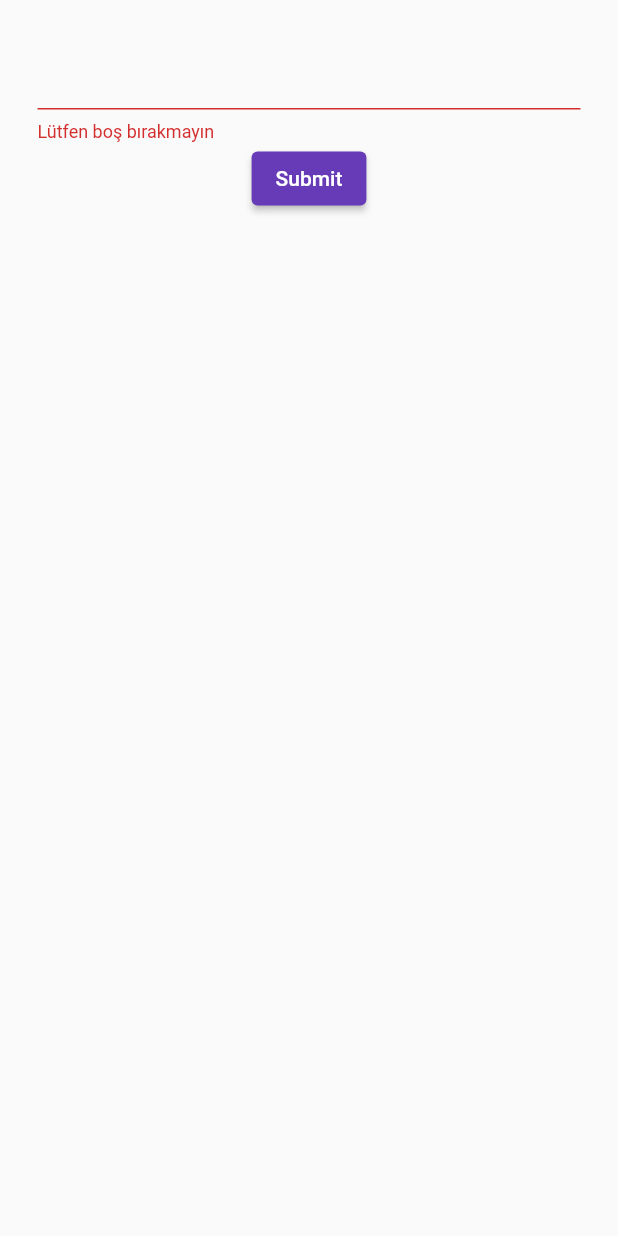
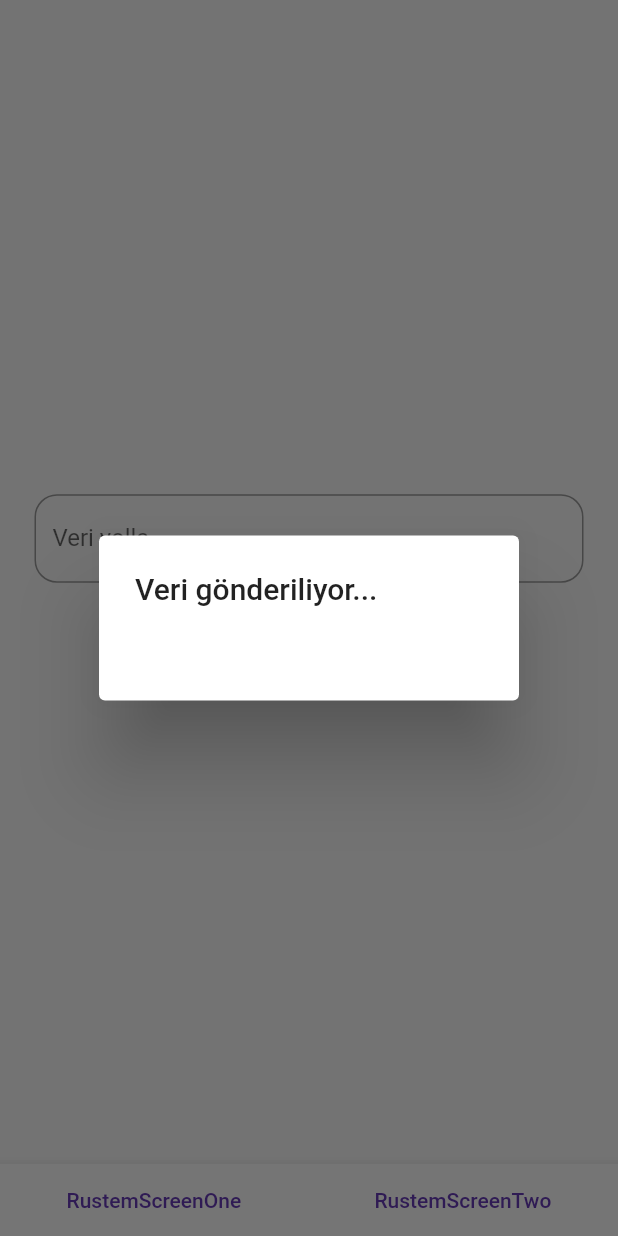
Before and after one commit to hasancavdar61/flutter_examples, a Flutter app: the SubScreenOne screen opened by its route, after a tap on "Submit", on a phone screen of 412 x 824 dp. Run offline on Flutter 3.47's test engine with Material 2 defaults, Android fonts, the phone set to English and light mode, and no system bars; our stand-ins replace delayed_display, get, google_fonts; network calls fail.

Commit message:
added new features, i will back after match end.

```diff
--- a/sociaworld/lib/main.dart
+++ b/sociaworld/lib/main.dart
@@ -9,6 +9,8 @@ import 'package:sociaworld/health_page.dart';
 import 'package:sociaworld/screens/splash/splash_variant_one/body.dart';
 import 'package:sociaworld/screens/splash/splash_variant_one/splash_screen.dart';
 import 'package:sociaworld/screens/splash/splash_variant_two/body.dart';
+import 'package:sociaworld/screens/sub_screens/sub_screen_one/sub_rustem_one/sub_rustem_one.dart';
+import 'package:sociaworld/screens/sub_screens/sub_screen_one/sub_rustem_one/sub_rustem_one_sec.dart';
 import 'package:sociaworld/screens/sub_screens/sub_screen_one/sub_screen_one.dart';
 import 'package:sociaworld/screens/sub_screens/sub_screen_three/sub_screen_three.dart';
 import 'package:sociaworld/screens/sub_screens/sub_screen_two/sub_screen_two.dart';
@@ -38,6 +40,8 @@ class MyApp extends StatelessWidget {
         GetPage(name: '/SubScreenOne', page: () => SubScreenOne()),
         GetPage(name: '/SubScreenTwo', page: () => SubScreenTwo()),
         GetPage(name: '/SubScreenThree', page: () => SubScreenThree()),
+        GetPage(name: '/RustemScreenOne', page: () => RustemScreenOne()),
+        GetPage(name: '/RustemScreenTwo', page: () => RustemScreenTwo()),
       ],
 
       // L10N
--- a/sociaworld/lib/screens/sub_screens/sub_screen_one/sub_rustem_one/sub_rustem_one.dart
+++ b/sociaworld/lib/screens/sub_screens/sub_screen_one/sub_rustem_one/sub_rustem_one.dart
@@ -0,0 +1,12 @@
+import 'package:flutter/material.dart';
+
+class RustemScreenOne extends StatelessWidget {
+  const RustemScreenOne({Key? key}) : super(key: key);
+
+  @override
+  Widget build(BuildContext context) {
+    return const Center(
+      child: Text('RüstemScreenOne'),
+    );
+  }
+}
--- /dev/null
+++ b/sociaworld/lib/screens/sub_screens/sub_screen_one/sub_rustem_one/sub_rustem_one_sec.dart
@@ -0,0 +1,12 @@
+import 'package:flutter/material.dart';
+
+class RustemScreenTwo extends StatelessWidget {
+  const RustemScreenTwo({Key? key}) : super(key: key);
+
+  @override
+  Widget build(BuildContext context) {
+    return const Center(
+      child: Text('RüstemScreenTwo'),
+    );
+  }
+}
--- a/sociaworld/lib/screens/sub_screens/sub_screen_one/sub_screen_one.dart
+++ b/sociaworld/lib/screens/sub_screens/sub_screen_one/sub_screen_one.dart
@@ -1,53 +1,36 @@
 import 'package:flutter/material.dart';
 import 'package:get/get.dart';
+import 'package:sociaworld/widgets/sub_screen_widget.dart';
 
 class SubScreenOne extends StatefulWidget {
-  SubScreenOne({
+  const SubScreenOne({
     Key? key,
   }) : super(key: key);
 
   @override
   State<SubScreenOne> createState() => _SubScreenOneState();
-  final myController = TextEditingController();
 }
 
 class _SubScreenOneState extends State<SubScreenOne> {
-  final _formKey = GlobalKey<FormState>();
-
   @override
   Widget build(BuildContext context) {
-    return Material(
-      child: Container(
-        margin: const EdgeInsets.all(25.0),
-        alignment: Alignment.center,
-        child: Column(
-          children: [
-            Form(
-              key: _formKey,
-              child: Column(
-                children: [
-                  TextFormField(
-                    controller: widget.myController,
-                    validator: (value) {
-                      if (value == null || value.isEmpty) {
-                        return 'Lütfen boş bırakmayın';
-                      }
-                      return null;
-                    },
-                  ),
-                  ElevatedButton(
-                    child: const Text('Submit'),
-                    onPressed: () => _formKey.currentState!.validate()
-                        ? Get.offAllNamed('/',
-                            arguments: widget.myController.text)
-                        : const Text('cavdar'),
-                  ),
-                ],
+    return Scaffold(
+        bottomNavigationBar: BottomAppBar(
+          elevation: 6,
+          child: Row(
+            mainAxisAlignment: MainAxisAlignment.spaceAround,
+            children: [
+              TextButton(
+                onPressed: () => Get.toNamed('/RustemScreenOne'),
+                child: const Text('RustemScreenOne'),
               ),
-            ),
-          ],
+              TextButton(
+                onPressed: () => Get.toNamed('/RustemScreenTwo'),
+                child: const Text('RustemScreenTwo'),
+              ),
+            ],
+          ),
         ),
-      ),
-    );
+        body: SubScreenOneWidget());
   }
 }
--- a/sociaworld/lib/screens/sub_screens/sub_screen_three/sub_screen_three.dart
+++ b/sociaworld/lib/screens/sub_screens/sub_screen_three/sub_screen_three.dart
@@ -1,4 +1,6 @@
 import 'package:flutter/material.dart';
+import 'package:get/get.dart';
+import 'package:sociaworld/widgets/sub_screen_widget.dart';
 
 
 class SubScreenThree extends StatelessWidget {
@@ -6,8 +8,23 @@ class SubScreenThree extends StatelessWidget {
 
   @override
   Widget build(BuildContext context) {
-    return Container(
-
-    );
+    return Scaffold(
+        bottomNavigationBar: BottomAppBar(
+          elevation: 6,
+          child: Row(
+            mainAxisAlignment: MainAxisAlignment.spaceAround,
+            children: [
+              TextButton(
+                onPressed: () => Get.toNamed('/RustemScreenOne'),
+                child: const Text('RustemScreenOne'),
+              ),
+              TextButton(
+                onPressed: () => Get.toNamed('/RustemScreenTwo'),
+                child: const Text('RustemScreenTwo'),
+              ),
+            ],
+          ),
+        ),
+        body: SubScreenOneWidget());
   }
 }
--- a/sociaworld/lib/screens/sub_screens/sub_screen_two/sub_screen_two.dart
+++ b/sociaworld/lib/screens/sub_screens/sub_screen_two/sub_screen_two.dart
@@ -1,13 +1,29 @@
 import 'package:flutter/material.dart';
-
+import 'package:get/get.dart';
+import 'package:sociaworld/widgets/sub_screen_widget.dart';
 
 class SubScreenTwo extends StatelessWidget {
-  const SubScreenTwo({ Key? key }) : super(key: key);
+  const SubScreenTwo({Key? key}) : super(key: key);
 
   @override
   Widget build(BuildContext context) {
-    return Container(
-
-    );
+    return Scaffold(
+        bottomNavigationBar: BottomAppBar(
+          elevation: 6,
+          child: Row(
+            mainAxisAlignment: MainAxisAlignment.spaceAround,
+            children: [
+              TextButton(
+                onPressed: () => Get.toNamed('/RustemScreenOne'),
+                child: const Text('RustemScreenOne'),
+              ),
+              TextButton(
+                onPressed: () => Get.toNamed('/RustemScreenTwo'),
+                child: const Text('RustemScreenTwo'),
+              ),
+            ],
+          ),
+        ),
+        body: SubScreenOneWidget());
   }
 }
--- /dev/null
+++ b/sociaworld/lib/widgets/sub_screen_widget.dart
@@ -0,0 +1,70 @@
+import 'package:flutter/material.dart';
+import 'package:get/get.dart';
+
+class SubScreenOneWidget extends StatefulWidget {
+  SubScreenOneWidget({Key? key}) : super(key: key);
+
+  @override
+  State<SubScreenOneWidget> createState() => _SubScreenOneWidgetState();
+  final _formKey = GlobalKey<FormState>();
+  final myController = TextEditingController();
+}
+
+class _SubScreenOneWidgetState extends State<SubScreenOneWidget> {
+  @override
+  Widget build(BuildContext context) {
+    return Padding(
+      padding: const EdgeInsets.all(23.0),
+      child: Column(
+        mainAxisAlignment: MainAxisAlignment.center,
+        children: [
+          Form(
+            key: widget._formKey,
+            child: Column(
+              children: [
+                TextFormField(
+                  decoration: InputDecoration(
+                      border: OutlineInputBorder(
+                        borderRadius: BorderRadius.circular(15.0),
+                      ),
+                      labelText: 'Veri yolla...'),
+                  controller: widget.myController,
+                  validator: (value) {
+                    if (value == null || value.isEmpty) {
+                      return 'Lütfen boş bırakmayın';
+                    }
+                    return null;
+                  },
+                ),
+                const SizedBox(
+                  height: 10.0,
+                ),
+                ElevatedButton(
+                  child: const Text('Submit'),
+                  onPressed: () async {
+                    showDialog(
+                      context: context,
+                      builder: (context) {
+                        return AlertDialog(
+                          title: const Text('Veri gönderiliyor...'),
+                          // Retrieve the text the that user has entered by using the
+                          // TextEditingController.
+                          content: Text(widget.myController.text),
+                        );
+                      },
+                    );
+                    await Future.delayed(const Duration(seconds: 3));
+                    widget._formKey.currentState!.validate()
+                        ? Get.offAllNamed('/',
+                            arguments: widget.myController.text)
+                        : const Text('cavdar');
+                  },
+                ),
+              ],
+            ),
+          ),
+        ],
+      ),
+    );
+  }
+}
```
Also changed, not shown: sociaworld/lib/widgets/custom_card_widget.dart (+6 -3 lines).
